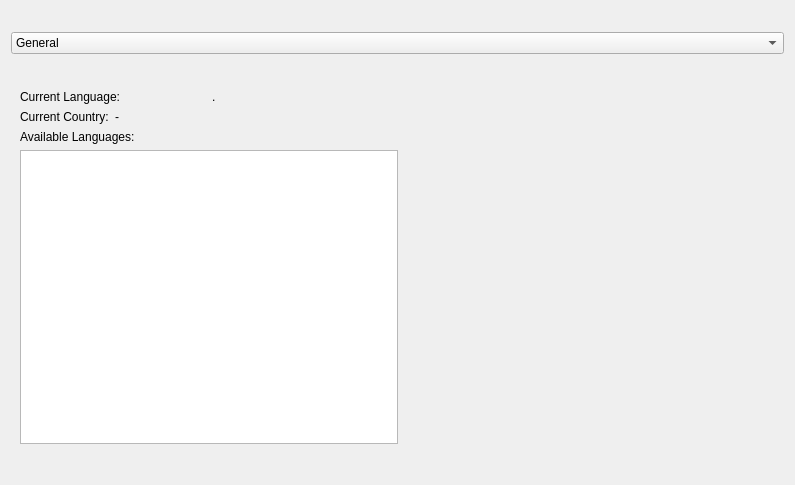
Above: examples/sysinfo/dialog_small_landscape.ui from qtproject/qt-mobility before the change. Below: the same form after it.
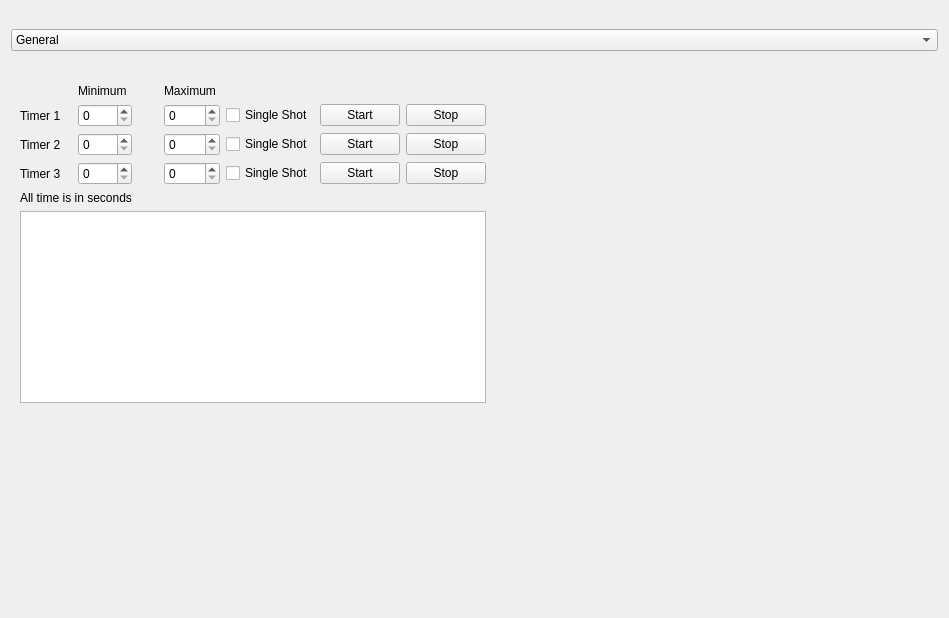
That is the form after the change. The open tabs and pages were chosen to show the change. Icons and pictures are not drawn.

```diff
--- a/examples/sysinfo/dialog_small_landscape.ui
+++ b/examples/sysinfo/dialog_small_landscape.ui
@@ -6,8 +6,8 @@
    <rect>
     <x>0</x>
     <y>0</y>
-    <width>795</width>
-    <height>485</height>
+    <width>949</width>
+    <height>618</height>
    </rect>
   </property>
   <property name="windowTitle">
@@ -2185,6 +2185,186 @@
        </item>
       </layout>
      </widget>
+     <widget class="QWidget" name="page">
+      <layout class="QGridLayout" name="gridLayout_15">
+       <item row="0" column="1">
+        <widget class="QLabel" name="label_20">
+         <property name="text">
+          <string>Minimum </string>
+         </property>
+        </widget>
+       </item>
+       <item row="0" column="3">
+        <widget class="QLabel" name="label_21">
+         <property name="text">
+          <string>Maximum </string>
+         </property>
+        </widget>
+       </item>
+       <item row="1" column="0">
+        <widget class="QLabel" name="label_22">
+         <property name="text">
+          <string>Timer 1</string>
+         </property>
+        </widget>
+       </item>
+       <item row="1" column="1">
+        <widget class="QSpinBox" name="min1spinBox">
+         <property name="maximum">
+          <number>9999</number>
+         </property>
+        </widget>
+       </item>
+       <item row="1" column="3">
+        <widget class="QSpinBox" name="max1spinBox">
+         <property name="maximum">
+          <number>9999</number>
+         </property>
+        </widget>
+       </item>
+       <item row="1" column="4">
+        <widget class="QCheckBox" name="checkBox_1">
+         <property name="text">
+          <string>Single Shot</string>
+         </property>
+        </widget>
+       </item>
+       <item row="1" column="5">
+        <widget class="QPushButton" name="startButton">
+         <property name="text">
+          <string>Start</string>
+         </property>
+        </widget>
+       </item>
+       <item row="1" column="6">
+        <widget class="QPushButton" name="stopButton">
+         <property name="text">
+          <string>Stop</string>
+         </property>
+        </widget>
+       </item>
+       <item row="2" column="0">
+        <widget class="QLabel" name="label_23">
+         <property name="text">
+          <string>Timer 2</string>
+         </property>
+        </widget>
+       </item>
+       <item row="2" column="1">
+        <widget class="QSpinBox" name="min2spinBox">
+         <property name="maximum">
+          <number>9999</number>
+         </property>
+        </widget>
+       </item>
+       <item row="2" column="3">
+        <widget class="QSpinBox" name="max2spinBox">
+         <property name="maximum">
+          <number>9999</number>
+         </property>
+        </widget>
+       </item>
+       <item row="2" column="4">
+        <widget class="QCheckBox" name="checkBox_2">
+         <property name="text">
+          <string>Single Shot</string>
+         </property>
+        </widget>
+       </item>
+       <item row="2" column="5">
+        <widget class="QPushButton" name="startButton_2">
+         <property name="text">
+          <string>Start</string>
+         </property>
+        </widget>
+       </item>
+       <item row="2" column="6">
+        <widget class="QPushButton" name="stopButton_2">
+         <property name="text">
+          <string>Stop</string>
+         </property>
+        </widget>
+       </item>
+       <item row="2" column="7">
+        <spacer name="horizontalSpacer_14">
+         <property name="orientation">
+          <enum>Qt::Horizontal</enum>
+         </property>
+         <property name="sizeHint" stdset="0">
+          <size>
+           <width>358</width>
+           <height>20</height>
+          </size>
+         </property>
+        </spacer>
+       </item>
+       <item row="3" column="0">
+        <widget class="QLabel" name="label_24">
+         <property name="text">
+          <string>Timer 3</string>
+         </property>
+        </widget>
+       </item>
+       <item row="3" column="1">
+        <widget class="QSpinBox" name="min3spinBox">
+         <property name="maximum">
+          <number>9999</number>
+         </property>
+        </widget>
+       </item>
+       <item row="3" column="3">
+        <widget class="QSpinBox" name="max3spinBox">
+         <property name="maximum">
+          <number>9999</number>
+         </property>
+        </widget>
+       </item>
+       <item row="3" column="4">
+        <widget class="QCheckBox" name="checkBox_3">
+         <property name="text">
+          <string>Single Shot</string>
+         </property>
+        </widget>
+       </item>
+       <item row="3" column="5">
+        <widget class="QPushButton" name="startButton_3">
+         <property name="text">
+          <string>Start</string>
+         </property>
+        </widget>
+       </item>
+       <item row="3" column="6">
+        <widget class="QPushButton" name="stopButton_3">
+         <property name="text">
+          <string>Stop</string>
+         </property>
+        </widget>
+       </item>
+       <item row="4" column="0" colspan="2">
+        <widget class="QLabel" name="timeLabel">
+         <property name="text">
+          <string>All time is in seconds</string>
+         </property>
+        </widget>
+       </item>
+       <item row="5" column="0" colspan="7">
+        <widget class="QTextEdit" name="textEdit"/>
+       </item>
+       <item row="6" column="2">
+        <spacer name="verticalSpacer_3">
+         <property name="orientation">
+          <enum>Qt::Vertical</enum>
+         </property>
+         <property name="sizeHint" stdset="0">
+          <size>
+           <width>20</width>
+           <height>176</height>
+          </size>
+         </property>
+        </spacer>
+       </item>
+      </layout>
+     </widget>
     </widget>
    </item>
   </layout>
```
Left out of the diff: 5 changed lines with no effect on the pictures.
